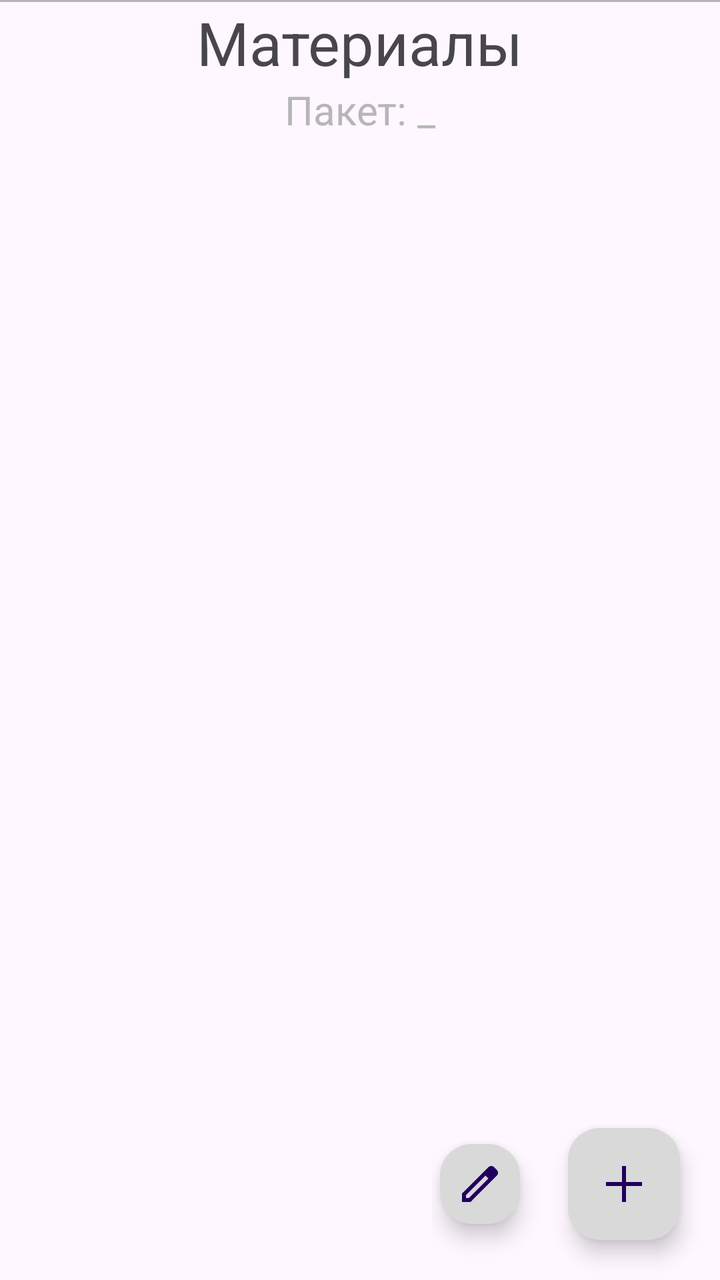
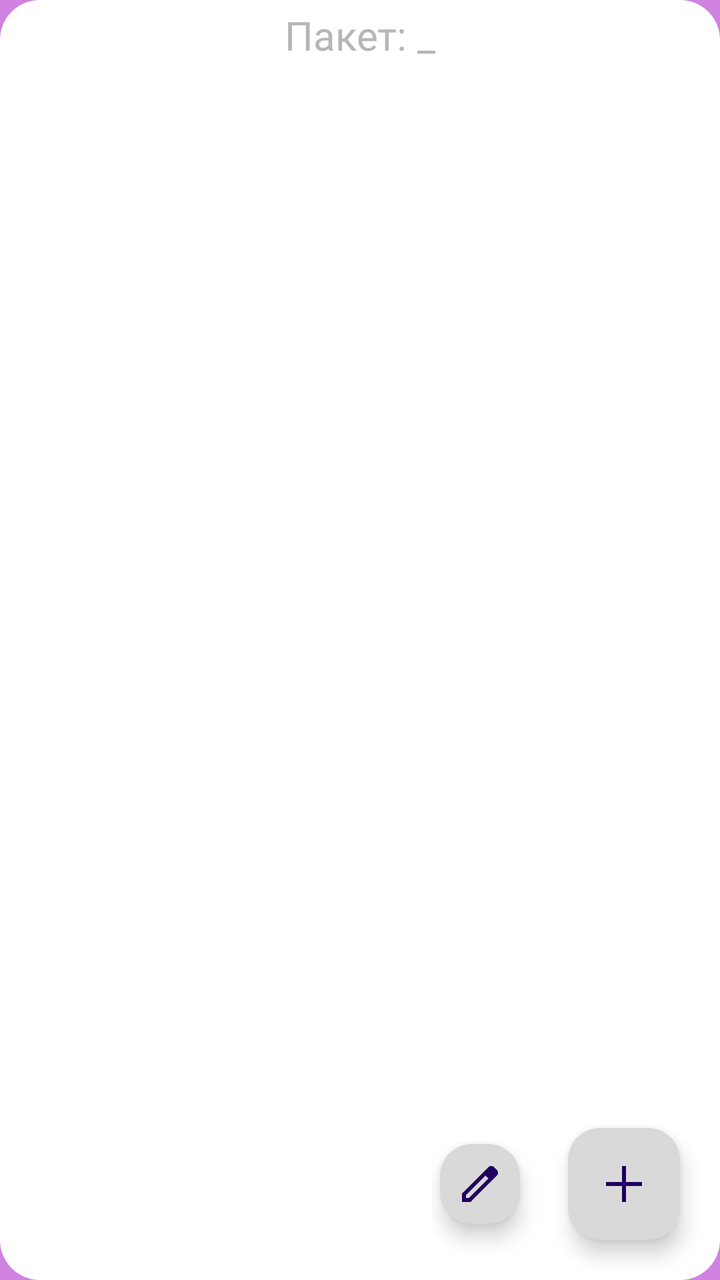

Before-and-after screenshots of an Android layout around one commit, followed by the original layout XML and the change that was made.
<!-- AndroidManifest.xml: application theme Theme.FGLearning -->
<!-- res/layout/fragment_view_package_items_all.xml -->
<?xml version="1.0" encoding="utf-8"?>
<androidx.coordinatorlayout.widget.CoordinatorLayout xmlns:android="http://schemas.android.com/apk/res/android"
    xmlns:app="http://schemas.android.com/apk/res-auto"
    xmlns:tools="http://schemas.android.com/tools"
    android:layout_width="match_parent"
    android:layout_height="match_parent"
    tools:context=".fragments.viewList.ViewPackageItemsAllFragment">

    <LinearLayout
        android:layout_width="match_parent"
        android:layout_height="match_parent"
        android:orientation="vertical">

        <LinearLayout
            android:layout_width="match_parent"
            android:layout_height="1dp"
            android:background="@color/gray" />

        <TextView
            android:layout_width="wrap_content"
            android:layout_height="wrap_content"
            android:text="Материалы"
            android:layout_gravity="center"
            android:textSize="30dp" />

        <LinearLayout
            android:layout_width="match_parent"
            android:layout_height="wrap_content"
            android:gravity="center"
            android:orientation="horizontal">

            <TextView
                android:layout_width="wrap_content"
                android:layout_height="wrap_content"
                android:text="Пакет:"
                android:textColor="@color/gray"
                android:textSize="20sp" />

            <TextView
                android:id="@+id/packetNameText"
                android:layout_width="wrap_content"
                android:layout_height="wrap_content"
                android:layout_marginStart="5dp"
                android:text="_"
                android:textColor="@color/gray"
                android:textSize="20sp" />
        </LinearLayout>

        <androidx.recyclerview.widget.RecyclerView
            android:id="@+id/recyclerView"
            android:layout_width="match_parent"
            android:layout_height="match_parent"
            android:layout_weight="1"
            android:scrollbars="vertical" />
    </LinearLayout>

    <LinearLayout
        android:layout_width="wrap_content"
        android:layout_height="wrap_content"
        android:layout_gravity="bottom|end"
        android:gravity="center"
        android:orientation="horizontal">

        <com.google.android.material.floatingactionbutton.FloatingActionButton
            android:id="@+id/editPacketButton"
            android:layout_width="wrap_content"
            android:layout_height="wrap_content"
            android:backgroundTint="@color/light_gray"
            android:clickable="true"
            app:fabCustomSize="40dp"
            android:src="@drawable/edit" />

        <com.google.android.material.floatingactionbutton.FloatingActionButton
            android:id="@+id/addMaterialButton"
            android:layout_width="wrap_content"
            android:layout_height="wrap_content"
            android:backgroundTint="@color/light_gray"
            android:clickable="true"
            android:layout_margin="20dp"
            android:src="@drawable/add" />
    </LinearLayout>

</androidx.coordinatorlayout.widget.CoordinatorLayout>
<!-- resources referenced by this layout -->
<resources>
  <color name="gray">#B6B6B6</color>
  <color name="light_gray">#D9D9D9</color>
  <!-- drawable add (drawable) -->
  <vector xmlns:android="http://schemas.android.com/apk/res/android" android:height="24dp" android:tint="#000000" android:viewportHeight="960" android:viewportWidth="960" android:width="24dp">
        
      <path android:fillColor="@android:color/white" android:pathData="M440,840L440,520L120,520L120,440L440,440L440,120L520,120L520,440L840,440L840,520L520,520L520,840L440,840Z"/>
      
  </vector>
  <!-- drawable edit (drawable) -->
  <vector xmlns:android="http://schemas.android.com/apk/res/android" android:height="24dp" android:tint="#000000" android:viewportHeight="960" android:viewportWidth="960" android:width="24dp">
        
      <path android:fillColor="@android:color/white" android:pathData="M200,760L257,760L648,369L591,312L200,703L200,760ZM120,840L120,670L648,143Q660,132 674.5,126Q689,120 705,120Q721,120 736,126Q751,132 762,144L817,200Q829,211 834.5,226Q840,241 840,256Q840,272 834.5,286.5Q829,301 817,313L290,840L120,840ZM760,256L760,256L704,200L704,200L760,256ZM619,341L591,312L591,312L648,369L648,369L619,341Z"/>
      
  </vector>
  <style name="Theme.FGLearning" parent="Base.Theme.FGLearning">
      </style>
  <style name="Base.Theme.FGLearning" parent="Theme.Material3.DayNight.NoActionBar">
          <item name="colorPrimary">#fff</item>
      </style>
</resources>

<!-- the commit's change to res/layout/fragment_view_package_items_all.xml (unified diff, before → after) -->
@@ -4,24 +4,27 @@
     xmlns:tools="http://schemas.android.com/tools"
     android:layout_width="match_parent"
     android:layout_height="match_parent"
+    android:background="@color/light_purple"
     tools:context=".fragments.viewList.ViewPackageItemsAllFragment">
 
     <LinearLayout
         android:layout_width="match_parent"
         android:layout_height="match_parent"
+        android:background="@drawable/shape_rounded"
+        android:backgroundTint="@color/white"
         android:orientation="vertical">
 
-        <LinearLayout
-            android:layout_width="match_parent"
-            android:layout_height="1dp"
-            android:background="@color/gray" />
 
-        <TextView
-            android:layout_width="wrap_content"
-            android:layout_height="wrap_content"
-            android:text="Материалы"
-            android:layout_gravity="center"
-            android:textSize="30dp" />
+
+
+
+
+
+
+
+
+
+
 
         <LinearLayout
             android:layout_width="match_parent"
<!-- resource entries referenced after the edit -->
@@ -2,6 +2,8 @@
 <resources>
   <color name="gray">#B6B6B6</color>
   <color name="light_gray">#D9D9D9</color>
+  <color name="light_purple">#CF82E0</color>
+  <color name="white">#FFFFFFFF</color>
   <!-- drawable add (drawable) -->
   <vector xmlns:android="http://schemas.android.com/apk/res/android" android:height="24dp" android:tint="#000000" android:viewportHeight="960" android:viewportWidth="960" android:width="24dp">
         
@@ -14,10 +16,25 @@
       <path android:fillColor="@android:color/white" android:pathData="M200,760L257,760L648,369L591,312L200,703L200,760ZM120,840L120,670L648,143Q660,132 674.5,126Q689,120 705,120Q721,120 736,126Q751,132 762,144L817,200Q829,211 834.5,226Q840,241 840,256Q840,272 834.5,286.5Q829,301 817,313L290,840L120,840ZM760,256L760,256L704,200L704,200L760,256ZM619,341L591,312L591,312L648,369L648,369L619,341Z"/>
       
   </vector>
+  <!-- drawable shape_rounded (drawable) -->
+  <?xml version="1.0" encoding="utf-8"?>
+  <shape xmlns:android="http://schemas.android.com/apk/res/android"
+      android:shape="rectangle">
+  
+      <solid android:color="@color/light_gray" />
+      
+      <corners android:radius="20dp" />
+      <padding
+          android:left="4dp"
+          android:top="4dp"
+          android:right="4dp"
+          android:bottom="4dp" />
+  </shape>
   <style name="Theme.FGLearning" parent="Base.Theme.FGLearning">
       </style>
   <style name="Base.Theme.FGLearning" parent="Theme.Material3.DayNight.NoActionBar">
-          <item name="colorPrimary">#fff</item>
+          <item name="colorPrimary">@color/purple</item>
       </style>
+  <color name="purple">#9C1CB3</color>
 </resources>
 
